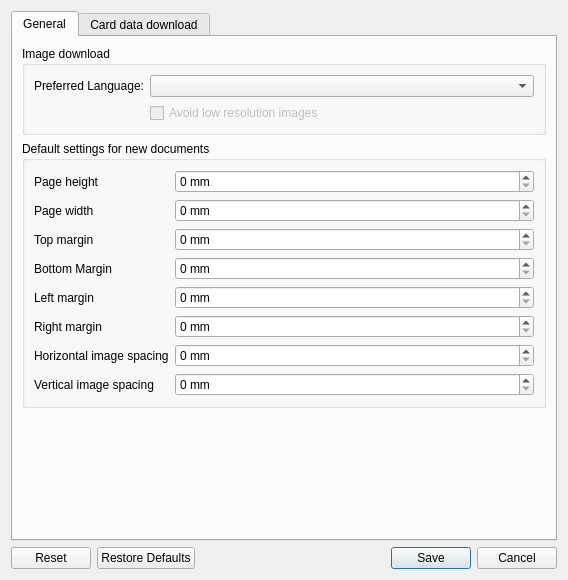
Above: mtg_proxy_printer/resources/ui/settings_window.ui from luziferius/MTGProxyPrinter before the change. Below: the same form after it.
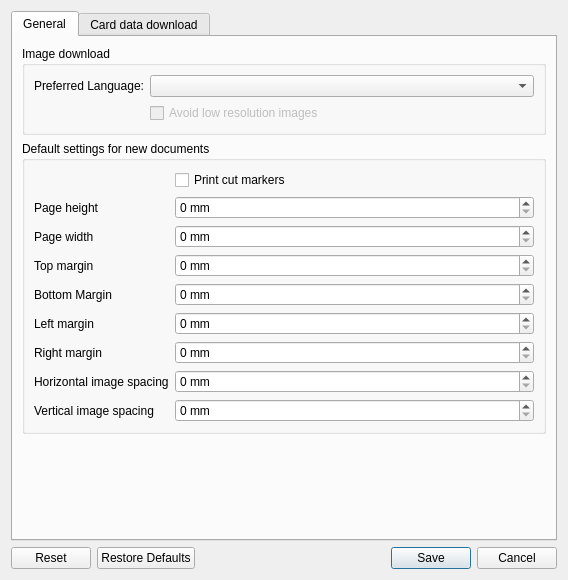
That is the form after the change.

Commit message:
Added setting for printing cut markers to the settings window.
FossilOrigin-Name: 2663359f63a726762ae1f860261db9be0af82ef34121de880e21dbcb81f5f3f4

```diff
--- a/mtg_proxy_printer/resources/ui/settings_window.ui
+++ b/mtg_proxy_printer/resources/ui/settings_window.ui
@@ -75,42 +75,7 @@
           <string>Default settings for new documents</string>
          </property>
          <layout class="QGridLayout" name="gridLayout">
-          <item row="9" column="0">
-           <widget class="QLabel" name="page_image_spacing_vertical_label">
-            <property name="text">
-             <string>Vertical image spacing</string>
-            </property>
-           </widget>
-          </item>
-          <item row="6" column="0">
-           <widget class="QLabel" name="page_margin_left_label">
-            <property name="text">
-             <string>Left margin</string>
-            </property>
-           </widget>
-          </item>
-          <item row="4" column="0">
-           <widget class="QLabel" name="page_margin_bottom_label">
-            <property name="text">
-             <string>Bottom Margin</string>
-            </property>
-           </widget>
-          </item>
-          <item row="0" column="0">
-           <widget class="QLabel" name="page_height_label">
-            <property name="text">
-             <string>Page height</string>
-            </property>
-           </widget>
-          </item>
-          <item row="8" column="0">
-           <widget class="QLabel" name="page_image_spacing_horizontal_label">
-            <property name="text">
-             <string>Horizontal image spacing</string>
-            </property>
-           </widget>
-          </item>
-          <item row="0" column="2">
+          <item row="1" column="2">
            <widget class="QSpinBox" name="page_height">
             <property name="sizePolicy">
              <sizepolicy hsizetype="Expanding" vsizetype="Fixed">
@@ -129,21 +94,80 @@
             </property>
            </widget>
           </item>
-          <item row="2" column="0">
+          <item row="3" column="0">
            <widget class="QLabel" name="page_width_label">
             <property name="text">
              <string>Page width</string>
             </property>
            </widget>
           </item>
-          <item row="3" column="0">
+          <item row="7" column="2">
+           <widget class="QSpinBox" name="page_margin_left">
+            <property name="sizePolicy">
+             <sizepolicy hsizetype="Expanding" vsizetype="Fixed">
+              <horstretch>0</horstretch>
+              <verstretch>0</verstretch>
+             </sizepolicy>
+            </property>
+            <property name="toolTip">
+             <string>&lt;html&gt;&lt;head/&gt;&lt;body&gt;&lt;p&gt;Minimum margin between the left paper border and the page content.&lt;/p&gt;&lt;p&gt;Most printers have a minimum printing margin of 3 to 5 mm.&lt;/p&gt;&lt;/body&gt;&lt;/html&gt;</string>
+            </property>
+            <property name="suffix">
+             <string> mm</string>
+            </property>
+            <property name="maximum">
+             <number>10000</number>
+            </property>
+           </widget>
+          </item>
+          <item row="10" column="0">
+           <widget class="QLabel" name="page_image_spacing_vertical_label">
+            <property name="text">
+             <string>Vertical image spacing</string>
+            </property>
+           </widget>
+          </item>
+          <item row="4" column="0">
            <widget class="QLabel" name="page_margin_top_label">
             <property name="text">
              <string>Top margin</string>
             </property>
            </widget>
           </item>
-          <item row="2" column="2">
+          <item row="5" column="0">
+           <widget class="QLabel" name="page_margin_bottom_label">
+            <property name="text">
+             <string>Bottom Margin</string>
+            </property>
+           </widget>
+          </item>
+          <item row="4" column="2">
+           <widget class="QSpinBox" name="page_margin_top">
+            <property name="sizePolicy">
+             <sizepolicy hsizetype="Expanding" vsizetype="Fixed">
+              <horstretch>0</horstretch>
+              <verstretch>0</verstretch>
+             </sizepolicy>
+            </property>
+            <property name="toolTip">
+             <string>&lt;html&gt;&lt;head/&gt;&lt;body&gt;&lt;p&gt;Minimum margin between the top paper border and the page content.&lt;/p&gt;&lt;p&gt;Most printers have a minimum printing margin of 3 to 5 mm.&lt;/p&gt;&lt;/body&gt;&lt;/html&gt;</string>
+            </property>
+            <property name="suffix">
+             <string> mm</string>
+            </property>
+            <property name="maximum">
+             <number>10000</number>
+            </property>
+           </widget>
+          </item>
+          <item row="1" column="0">
+           <widget class="QLabel" name="page_height_label">
+            <property name="text">
+             <string>Page height</string>
+            </property>
+           </widget>
+          </item>
+          <item row="3" column="2">
            <widget class="QSpinBox" name="page_width">
             <property name="sizePolicy">
              <sizepolicy hsizetype="Expanding" vsizetype="Fixed">
@@ -162,90 +186,66 @@
             </property>
            </widget>
           </item>
+          <item row="8" column="2">
+           <widget class="QSpinBox" name="page_margin_right">
+            <property name="sizePolicy">
+             <sizepolicy hsizetype="Expanding" vsizetype="Fixed">
+              <horstretch>0</horstretch>
+              <verstretch>0</verstretch>
+             </sizepolicy>
+            </property>
+            <property name="toolTip">
+             <string>&lt;html&gt;&lt;head/&gt;&lt;body&gt;&lt;p&gt;Minimum margin between the right paper border and the page content.&lt;/p&gt;&lt;p&gt;Most printers have a minimum printing margin of 3 to 5 mm.&lt;/p&gt;&lt;/body&gt;&lt;/html&gt;</string>
+            </property>
+            <property name="suffix">
+             <string> mm</string>
+            </property>
+            <property name="maximum">
+             <number>10000</number>
+            </property>
+           </widget>
+          </item>
+          <item row="5" column="2">
+           <widget class="QSpinBox" name="page_margin_bottom">
+            <property name="sizePolicy">
+             <sizepolicy hsizetype="Expanding" vsizetype="Fixed">
+              <horstretch>0</horstretch>
+              <verstretch>0</verstretch>
+             </sizepolicy>
+            </property>
+            <property name="toolTip">
+             <string>&lt;html&gt;&lt;head/&gt;&lt;body&gt;&lt;p&gt;Minimum margin between the bottom paper border and the page content.&lt;/p&gt;&lt;p&gt;Most printers have a minimum printing margin of 3 to 5 mm.&lt;/p&gt;&lt;/body&gt;&lt;/html&gt;</string>
+            </property>
+            <property name="suffix">
+             <string> mm</string>
+            </property>
+            <property name="maximum">
+             <number>10000</number>
+            </property>
+           </widget>
+          </item>
           <item row="7" column="0">
+           <widget class="QLabel" name="page_margin_left_label">
+            <property name="text">
+             <string>Left margin</string>
+            </property>
+           </widget>
+          </item>
+          <item row="8" column="0">
            <widget class="QLabel" name="page_margin_right_label">
             <property name="text">
              <string>Right margin</string>
             </property>
            </widget>
           </item>
-          <item row="3" column="2">
-           <widget class="QSpinBox" name="page_margin_top">
-            <property name="sizePolicy">
-             <sizepolicy hsizetype="Expanding" vsizetype="Fixed">
-              <horstretch>0</horstretch>
-              <verstretch>0</verstretch>
-             </sizepolicy>
+          <item row="9" column="0">
+           <widget class="QLabel" name="page_image_spacing_horizontal_label">
+            <property name="text">
+             <string>Horizontal image spacing</string>
             </property>
-            <property name="toolTip">
-             <string>&lt;html&gt;&lt;head/&gt;&lt;body&gt;&lt;p&gt;Minimum margin between the top paper border and the page content.&lt;/p&gt;&lt;p&gt;Most printers have a minimum printing margin of 3 to 5 mm.&lt;/p&gt;&lt;/body&gt;&lt;/html&gt;</string>
-            </property>
-            <property name="suffix">
-             <string> mm</string>
-            </property>
-            <property name="maximum">
-             <number>10000</number>
-            </property>
            </widget>
           </item>
-          <item row="4" column="2">
-           <widget class="QSpinBox" name="page_margin_bottom">
-            <property name="sizePolicy">
-             <sizepolicy hsizetype="Expanding" vsizetype="Fixed">
-              <horstretch>0</horstretch>
-              <verstretch>0</verstretch>
-             </sizepolicy>
-            </property>
-            <property name="toolTip">
-             <string>&lt;html&gt;&lt;head/&gt;&lt;body&gt;&lt;p&gt;Minimum margin between the bottom paper border and the page content.&lt;/p&gt;&lt;p&gt;Most printers have a minimum printing margin of 3 to 5 mm.&lt;/p&gt;&lt;/body&gt;&lt;/html&gt;</string>
-            </property>
-            <property name="suffix">
-             <string> mm</string>
-            </property>
-            <property name="maximum">
-             <number>10000</number>
-            </property>
-           </widget>
-          </item>
-          <item row="6" column="2">
-           <widget class="QSpinBox" name="page_margin_left">
-            <property name="sizePolicy">
-             <sizepolicy hsizetype="Expanding" vsizetype="Fixed">
-              <horstretch>0</horstretch>
-              <verstretch>0</verstretch>
-             </sizepolicy>
-            </property>
-            <property name="toolTip">
-             <string>&lt;html&gt;&lt;head/&gt;&lt;body&gt;&lt;p&gt;Minimum margin between the left paper border and the page content.&lt;/p&gt;&lt;p&gt;Most printers have a minimum printing margin of 3 to 5 mm.&lt;/p&gt;&lt;/body&gt;&lt;/html&gt;</string>
-            </property>
-            <property name="suffix">
-             <string> mm</string>
-            </property>
-            <property name="maximum">
-             <number>10000</number>
-            </property>
-           </widget>
-          </item>
-          <item row="7" column="2">
-           <widget class="QSpinBox" name="page_margin_right">
-            <property name="sizePolicy">
-             <sizepolicy hsizetype="Expanding" vsizetype="Fixed">
-              <horstretch>0</horstretch>
-              <verstretch>0</verstretch>
-             </sizepolicy>
-            </property>
-            <property name="toolTip">
-             <string>&lt;html&gt;&lt;head/&gt;&lt;body&gt;&lt;p&gt;Minimum margin between the right paper border and the page content.&lt;/p&gt;&lt;p&gt;Most printers have a minimum printing margin of 3 to 5 mm.&lt;/p&gt;&lt;/body&gt;&lt;/html&gt;</string>
-            </property>
-            <property name="suffix">
-             <string> mm</string>
-            </property>
-            <property name="maximum">
-             <number>10000</number>
-            </property>
-           </widget>
-          </item>
-          <item row="8" column="2">
+          <item row="9" column="2">
            <widget class="QSpinBox" name="page_image_spacing_horizontal">
             <property name="sizePolicy">
              <sizepolicy hsizetype="Expanding" vsizetype="Fixed">
@@ -264,7 +264,7 @@
             </property>
            </widget>
           </item>
-          <item row="9" column="2">
+          <item row="10" column="2">
            <widget class="QSpinBox" name="page_image_spacing_vertical">
             <property name="sizePolicy">
              <sizepolicy hsizetype="Expanding" vsizetype="Fixed">
@@ -283,6 +283,16 @@
             </property>
            </widget>
           </item>
+          <item row="0" column="2">
+           <widget class="QCheckBox" name="print_cut_marker">
+            <property name="toolTip">
+             <string>Enable printing additional lines to aid cutting the printed sheets.</string>
+            </property>
+            <property name="text">
+             <string>Print cut markers</string>
+            </property>
+           </widget>
+          </item>
          </layout>
         </widget>
        </item>
```
Left out of the diff: 32 changed lines with no effect on the pictures. The commit also changes 1 other file.
